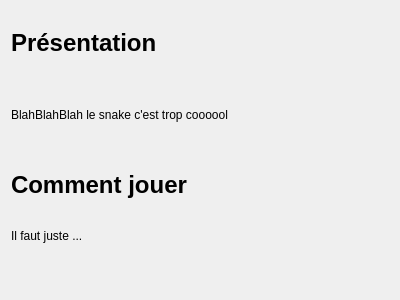
Before: the Qt Designer form instructions-form.ui in loicbourgois/snake2i, drawn with Qt 5.
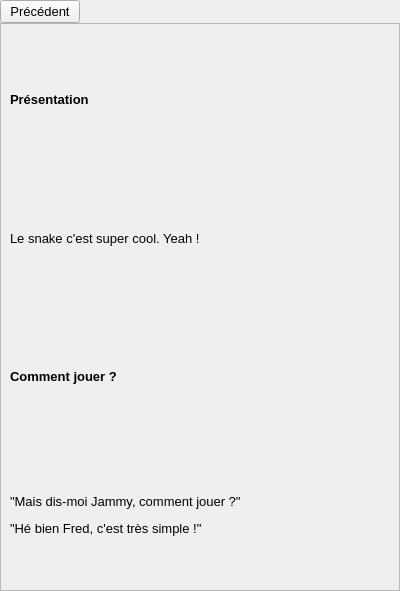
After: the same form once the commit is applied.

Commit message: Show instructions on click

Patch:
```diff
--- a/instructions-form.ui
+++ b/instructions-form.ui
@@ -7,45 +7,131 @@
     <x>0</x>
     <y>0</y>
     <width>400</width>
-    <height>300</height>
+    <height>591</height>
    </rect>
   </property>
+  <property name="font">
+   <font>
+    <pointsize>10</pointsize>
+   </font>
+  </property>
   <property name="windowTitle">
    <string>Form</string>
   </property>
-  <layout class="QVBoxLayout" name="verticalLayout">
-   <item>
-    <widget class="QLabel" name="label">
-     <property name="text">
-      <string>&lt;html&gt;&lt;head/&gt;&lt;body&gt;&lt;p&gt;&lt;span style=&quot; font-size:18pt; font-weight:600;&quot;&gt;Présentation&lt;/span&gt;&lt;/p&gt;&lt;/body&gt;&lt;/html&gt;</string>
+  <layout class="QGridLayout" name="gridLayout">
+   <property name="leftMargin">
+    <number>0</number>
+   </property>
+   <property name="topMargin">
+    <number>0</number>
+   </property>
+   <property name="rightMargin">
+    <number>0</number>
+   </property>
+   <property name="bottomMargin">
+    <number>0</number>
+   </property>
+   <property name="spacing">
+    <number>0</number>
+   </property>
+   <item row="1" column="0">
+    <widget class="QScrollArea" name="scrollArea">
+     <property name="widgetResizable">
+      <bool>true</bool>
      </property>
-     <property name="alignment">
-      <set>Qt::AlignLeading|Qt::AlignLeft|Qt::AlignVCenter</set>
-     </property>
+     <widget class="QWidget" name="scrollAreaWidgetContents">
+      <property name="geometry">
+       <rect>
+        <x>0</x>
+        <y>0</y>
+        <width>398</width>
+        <height>559</height>
+       </rect>
+      </property>
+      <layout class="QGridLayout" name="gridLayout_3">
+       <item row="2" column="0">
+        <widget class="QLabel" name="label_3">
+         <property name="font">
+          <font>
+           <weight>75</weight>
+           <bold>true</bold>
+          </font>
+         </property>
+         <property name="text">
+          <string>Comment jouer ?</string>
+         </property>
+        </widget>
+       </item>
+       <item row="1" column="0">
+        <widget class="QLabel" name="label_2">
+         <property name="text">
+          <string>Le snake c'est super cool. Yeah !</string>
+         </property>
+        </widget>
+       </item>
+       <item row="0" column="0">
+        <widget class="QLabel" name="label">
+         <property name="font">
+          <font>
+           <weight>75</weight>
+           <bold>true</bold>
+          </font>
+         </property>
+         <property name="text">
+          <string>Présentation</string>
+         </property>
+        </widget>
+       </item>
+       <item row="3" column="0">
+        <widget class="QLabel" name="label_4">
+         <property name="text">
+          <string>&lt;html&gt;&lt;head/&gt;&lt;body&gt;&lt;p&gt;&amp;quot;Mais dis-moi Jammy, comment jouer ?&amp;quot;&lt;/p&gt;&lt;p&gt;&amp;quot;Hé bien Fred, c'est très simple !&amp;quot;&lt;/p&gt;&lt;/body&gt;&lt;/html&gt;</string>
+         </property>
+        </widget>
+       </item>
+      </layout>
+     </widget>
     </widget>
    </item>
-   <item>
-    <widget class="QLabel" name="label_2">
-     <property name="text">
-      <string>BlahBlahBlah le snake c'est trop coooool</string>
-     </property>
-    </widget>
-   </item>
-   <item>
-    <widget class="QLabel" name="label_3">
-     <property name="text">
-      <string>&lt;html&gt;&lt;head/&gt;&lt;body&gt;&lt;p&gt;&lt;span style=&quot; font-size:18pt; font-weight:600;&quot;&gt;Comment jouer&lt;/span&gt;&lt;/p&gt;&lt;/body&gt;&lt;/html&gt;</string>
-     </property>
-     <property name="alignment">
-      <set>Qt::AlignLeading|Qt::AlignLeft|Qt::AlignVCenter</set>
-     </property>
-    </widget>
-   </item>
-   <item>
-    <widget class="QLabel" name="label_4">
-     <property name="text">
-      <string>&lt;html&gt;&lt;head/&gt;&lt;body&gt;&lt;p&gt;Il faut juste ...&lt;/p&gt;&lt;p&gt;&lt;br/&gt;&lt;/p&gt;&lt;/body&gt;&lt;/html&gt;</string>
-     </property>
+   <item row="0" column="0">
+    <widget class="QWidget" name="widget" native="true">
+     <layout class="QGridLayout" name="gridLayout_2">
+      <property name="leftMargin">
+       <number>0</number>
+      </property>
+      <property name="topMargin">
+       <number>0</number>
+      </property>
+      <property name="rightMargin">
+       <number>0</number>
+      </property>
+      <property name="bottomMargin">
+       <number>0</number>
+      </property>
+      <property name="spacing">
+       <number>0</number>
+      </property>
+      <item row="0" column="0">
+       <widget class="QPushButton" name="pushButton">
+        <property name="text">
+         <string>Précédent</string>
+        </property>
+       </widget>
+      </item>
+      <item row="0" column="1">
+       <spacer name="horizontalSpacer">
+        <property name="orientation">
+         <enum>Qt::Horizontal</enum>
+        </property>
+        <property name="sizeHint" stdset="0">
+         <size>
+          <width>40</width>
+          <height>20</height>
+         </size>
+        </property>
+       </spacer>
+      </item>
+     </layout>
     </widget>
    </item>
   </layout>
```
The commit also changes 1 other file.
